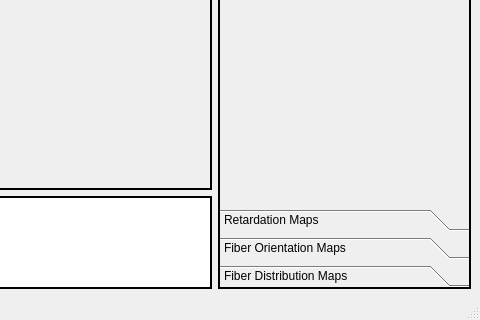
Qt form include/ui/window.ui (VRGroupRWTH/pli_view) before a commit; both pictures show x 302 to 782 and y 208 to 528 of the 782 by 528 pixel window.
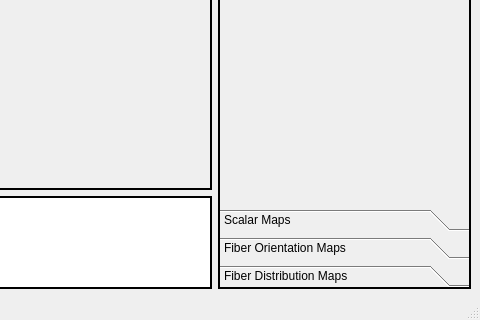
The same form after that commit. Custom widgets are drawn as their Qt base class.

Commit message: Scalar map viewer is functional.

Patch:
```diff
--- a/include/ui/window.ui
+++ b/include/ui/window.ui
@@ -147,7 +147,7 @@
         </property>
        </layout>
       </widget>
-      <widget class="pli::retardation_plugin" name="plugin_retardation">
+      <widget class="pli::scalar_plugin" name="plugin_scalar">
        <property name="geometry">
         <rect>
          <x>0</x>
@@ -157,7 +157,7 @@
         </rect>
        </property>
        <attribute name="label">
-        <string>Retardation Maps</string>
+        <string>Scalar Maps</string>
        </attribute>
       </widget>
       <widget class="pli::fom_plugin" name="plugin_fom">
@@ -285,9 +285,9 @@
    <container>1</container>
   </customwidget>
   <customwidget>
-   <class>pli::retardation_plugin</class>
+   <class>pli::scalar_plugin</class>
    <extends>QWidget</extends>
-   <header location="global">ui/plugins/retardation_plugin.hpp</header>
+   <header location="global">ui/plugins/scalar_plugin.hpp</header>
    <container>1</container>
   </customwidget>
  </customwidgets>
```
The commit also changes 13 other files.
